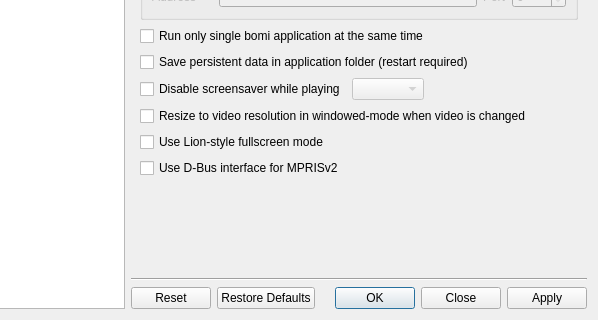
Above: src/bomi/ui/prefdialog.ui from bylee20/bomi before the change; both pictures show x 86 to 684 and y 251 to 571 of the 684 by 571 pixel window. Below: the same form after it.
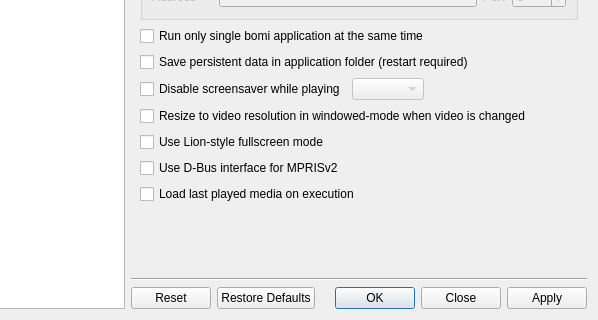
That is the form after the change. The open tabs and pages were chosen to show the change. Icons and pictures are not drawn. Custom widgets are drawn as their Qt base class.

Commit message: * New: option 'Load last played media on execution' (#381)

The edit to the form file:
```diff
--- a/src/bomi/ui/prefdialog.ui
+++ b/src/bomi/ui/prefdialog.ui
@@ -1596,6 +1596,13 @@
            </property>
           </widget>
          </item>
+         <item>
+          <widget class="QCheckBox" name="load_last">
+           <property name="text">
+            <string>Load last played media on execution</string>
+           </property>
+          </widget>
+         </item>
          <item>
           <spacer name="verticalSpacer_10">
            <property name="orientation">
```
Left out of the diff: 2 changed lines with no effect on the pictures. The commit also changes 2 other files.
